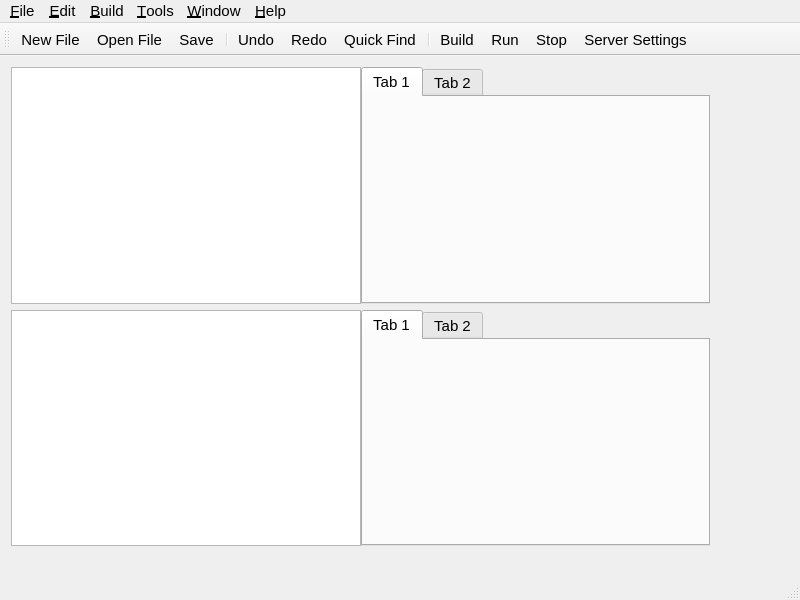
First picture: the form in client/mainwindow.ui, repository fangcheng-zhu/Superlime, before the edit.
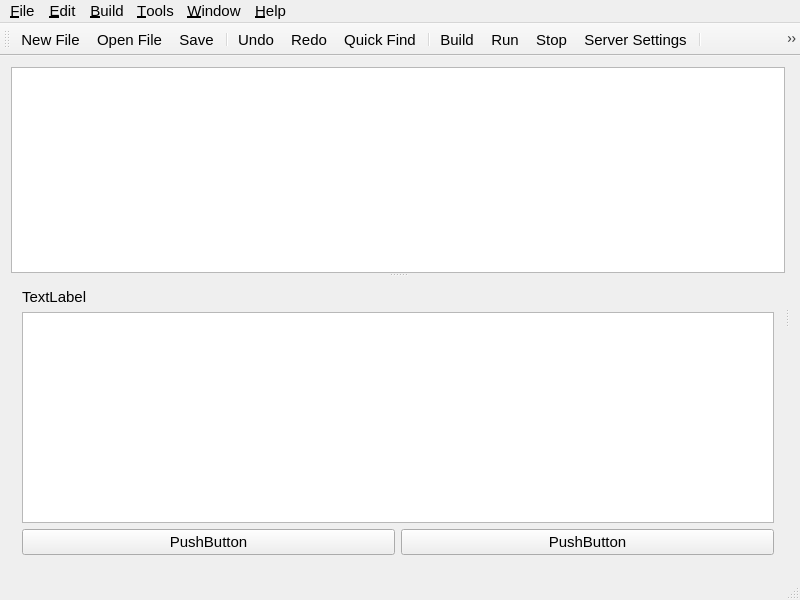
Second picture: the form after the edit. Icons and pictures are not drawn.

The edit to the form file:
```diff
--- a/client/mainwindow.ui
+++ b/client/mainwindow.ui
@@ -19,72 +19,64 @@
    <string>MainWindow</string>
   </property>
   <widget class="QWidget" name="centralWidget">
-   <widget class="QWidget" name="layoutWidget">
-    <property name="geometry">
-     <rect>
-      <x>0</x>
-      <y>0</y>
-      <width>721</width>
-      <height>501</height>
-     </rect>
-    </property>
-    <layout class="QHBoxLayout" name="horizontalLayout">
-     <property name="spacing">
-      <number>0</number>
-     </property>
-     <property name="sizeConstraint">
-      <enum>QLayout::SetDefaultConstraint</enum>
-     </property>
-     <item>
-      <layout class="QVBoxLayout" name="verticalLayout">
-       <item>
+   <property name="sizePolicy">
+    <sizepolicy hsizetype="Expanding" vsizetype="Expanding">
+     <horstretch>0</horstretch>
+     <verstretch>0</verstretch>
+    </sizepolicy>
+   </property>
+   <layout class="QGridLayout" name="gridLayout">
+    <item row="0" column="0">
+     <widget class="QSplitter" name="splitter_3">
+      <property name="orientation">
+       <enum>Qt::Horizontal</enum>
+      </property>
+      <widget class="QSplitter" name="splitter">
+       <property name="orientation">
+        <enum>Qt::Vertical</enum>
+       </property>
         <widget class="QTreeView" name="treeView"/>
+       <widget class="QWidget" name="verticalLayoutWidget">
+        <layout class="QVBoxLayout" name="verticalLayout">
+         <item>
+          <widget class="QLabel" name="label">
+           <property name="text">
+            <string>TextLabel</string>
+           </property>
+          </widget>
        </item>
        <item>
         <widget class="QListView" name="listView"/>
        </item>
-      </layout>
-     </item>
      <item>
-      <layout class="QVBoxLayout" name="verticalLayout_2">
+          <layout class="QHBoxLayout" name="horizontalLayout">
        <item>
-        <widget class="QTabWidget" name="tabWidget">
-         <property name="currentIndex">
-          <number>0</number>
-         </property>
-         <widget class="QWidget" name="tab">
-          <attribute name="title">
-           <string>Tab 1</string>
-          </attribute>
-         </widget>
-         <widget class="QWidget" name="tab_2">
-          <attribute name="title">
-           <string>Tab 2</string>
-          </attribute>
-         </widget>
-        </widget>
+            <widget class="QPushButton" name="pushButton_2">
+             <property name="text">
+              <string>PushButton</string>
+             </property>
+            </widget>
        </item>
        <item>
-        <widget class="QTabWidget" name="tabWidget_2">
-         <property name="currentIndex">
-          <number>0</number>
-         </property>
-         <widget class="QWidget" name="tab_3">
-          <attribute name="title">
-           <string>Tab 1</string>
-          </attribute>
-         </widget>
-         <widget class="QWidget" name="tab_4">
-          <attribute name="title">
-           <string>Tab 2</string>
-          </attribute>
-         </widget>
-        </widget>
+            <widget class="QPushButton" name="pushButton">
+             <property name="text">
+              <string>PushButton</string>
+             </property>
+            </widget>
        </item>
       </layout>
      </item>
     </layout>
    </widget>
+      </widget>
+      <widget class="QSplitter" name="splitter_2">
+       <property name="orientation">
+        <enum>Qt::Vertical</enum>
+       </property>
+      </widget>
+     </widget>
+    </item>
+   </layout>
   </widget>
   <widget class="QMenuBar" name="menuBar">
    <property name="geometry">
@@ -205,6 +197,9 @@
    <addaction name="actionRun"/>
    <addaction name="actionStop"/>
    <addaction name="actionServer_Settings"/>
+   <addaction name="separator"/>
+   <addaction name="actionZoom_Out"/>
+   <addaction name="actionZoom_In"/>
   </widget>
   <widget class="QStatusBar" name="statusBar"/>
   <action name="action_New_File">
@@ -453,6 +448,47 @@
     <string>Terminal</string>
    </property>
   </action>
+  <action name="actionSave_As">
+   <property name="text">
+    <string>Save As</string>
+   </property>
+   <property name="toolTip">
+    <string>Save As</string>
+   </property>
+   <property name="shortcut">
+    <string>Ctrl+Shift+S</string>
+   </property>
+  </action>
+  <action name="actionZoom_Out">
+   <property name="icon">
+    <iconset resource="res.qrc">
+     <normaloff>:/icons/Images/zoomout.png</normaloff>:/icons/Images/zoomout.png</iconset>
+   </property>
+   <property name="text">
+    <string>Zoom Out</string>
+   </property>
+   <property name="toolTip">
+    <string>Zoom Out</string>
+   </property>
+   <property name="shortcut">
+    <string>Ctrl+-</string>
+   </property>
+  </action>
+  <action name="actionZoom_In">
+   <property name="icon">
+    <iconset resource="res.qrc">
+     <normaloff>:/icons/Images/zoomin.png</normaloff>:/icons/Images/zoomin.png</iconset>
+   </property>
+   <property name="text">
+    <string>Zoom In</string>
+   </property>
+   <property name="toolTip">
+    <string>Zoom In</string>
+   </property>
+   <property name="shortcut">
+    <string>Ctrl+=</string>
+   </property>
+  </action>
  </widget>
  <layoutdefault spacing="6" margin="11"/>
  <resources>
```
Left out of the diff: 40 changed lines with no effect on the pictures. Lines whose indentation alone changed are shown as unchanged.
